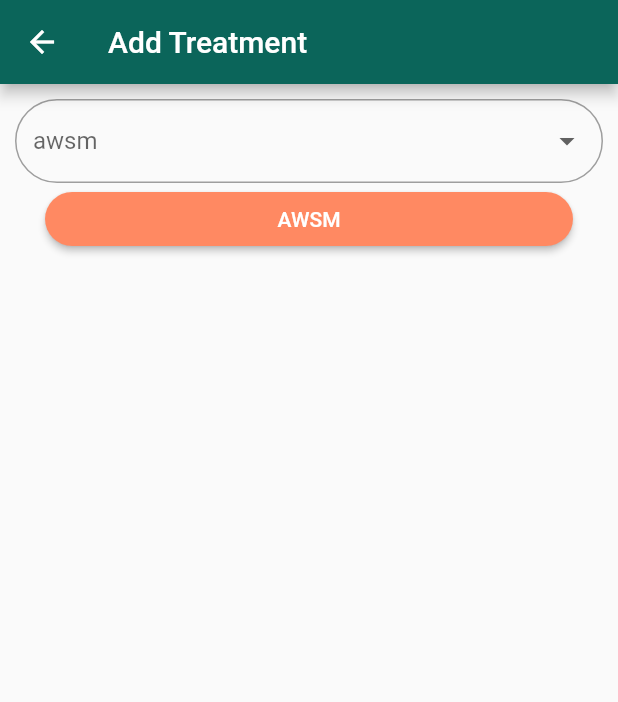
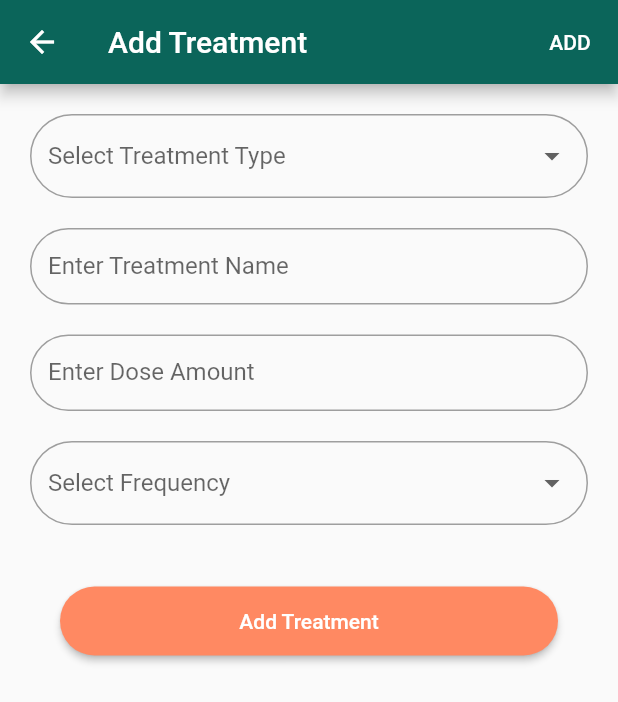
Before and after one commit to gibsonjackson/adherence_doc, a Flutter app: the AddTreatmentPage screen opened directly, on a phone screen of 412 x 824 dp. Shown: the top 702 px of the screen. Run offline on Flutter 3.47's test engine with Material 2 defaults, Android fonts, the phone set to English and light mode, and no system bars; our stand-ins replace cloud_firestore, weekday_selector; accounts and stored records are empty.

Commit message:
get treatments

```diff
--- a/lib/src/common/ui/my_button.dart
+++ b/lib/src/common/ui/my_button.dart
@@ -13,7 +13,7 @@ class MyButton extends StatelessWidget {
   @override
   Widget build(BuildContext context) {
     return Padding(
-      padding: const EdgeInsets.symmetric(horizontal: 20),
+      padding: const EdgeInsets.symmetric(horizontal: 20, vertical: 20),
       child: Column(
         children: [
           SizedBox(
@@ -28,7 +28,10 @@ class MyButton extends StatelessWidget {
                 ),
               ),
               onPressed: foo,
-              child: Text(title),
+              child: Padding(
+                padding: const EdgeInsets.symmetric(vertical: 15),
+                child: Text(title),
+              ),
             ),
           ),
           SizedBox(height: 20),
--- a/lib/src/common/ui/my_drodown_field.dart
+++ b/lib/src/common/ui/my_drodown_field.dart
@@ -1,69 +1,69 @@
-import 'package:adherence_doc/src/utils/res/res.dart';
-import 'package:flutter/material.dart';
+// import 'package:adherence_doc/src/utils/res/res.dart';
+// import 'package:flutter/material.dart';
 
-class MyDropdownField extends StatefulWidget {
-  const MyDropdownField({Key key}) : super(key: key);
+// class MyDropdownField extends StatefulWidget {
+//   const MyDropdownField({Key key}) : super(key: key);
 
-  @override
-  _MyDropdownFieldState createState() => _MyDropdownFieldState();
-}
+//   @override
+//   _MyDropdownFieldState createState() => _MyDropdownFieldState();
+// }
 
-class _MyDropdownFieldState extends State<MyDropdownField> {
-  String _currentSelectedValue;
+// class _MyDropdownFieldState extends State<MyDropdownField> {
+//   String _currentSelectedValue;
 
-  var _currencies = [
-    "Food",
-    "Transport",
-    "Personal",
-    "Shopping",
-    "Medical",
-    "Rent",
-    "Movie",
-    "Salary"
-  ];
+//   var _currencies = [
+//     "Food",
+//     "Transport",
+//     "Personal",
+//     "Shopping",
+//     "Medical",
+//     "Rent",
+//     "Movie",
+//     "Salary"
+//   ];
 
-  @override
-  Widget build(BuildContext context) {
-    return FormField<String>(
-      builder: (FormFieldState<String> state) {
-        return InputDecorator(
-          decoration: InputDecoration(
-            border: OutlineInputBorder(
-              borderRadius: BorderRadius.circular(100.0),
-              borderSide: BorderSide(
-                color: accentColor,
-              ),
-            ),
-            enabledBorder: OutlineInputBorder(
-              borderRadius: BorderRadius.circular(100.0),
-              borderSide: BorderSide(
-                color: grey,
-              ),
-            ),
-            isDense: true,
-          ),
-          child: DropdownButtonHideUnderline(
-            child: DropdownButton<String>(
-              hint: Text("awsm"),
-              value: _currentSelectedValue,
-              focusColor: accentColor,
-              isDense: true,
-              onChanged: (String newValue) {
-                setState(() {
-                  _currentSelectedValue = newValue;
-                  state.didChange(newValue);
-                });
-              },
-              items: _currencies.map((String value) {
-                return DropdownMenuItem<String>(
-                  value: value,
-                  child: Text(value),
-                );
-              }).toList(),
-            ),
-          ),
-        );
-      },
-    );
-  }
-}
+//   @override
+//   Widget build(BuildContext context) {
+//     return FormField<String>(
+//       builder: (FormFieldState<String> state) {
+//         return InputDecorator(
+//           decoration: InputDecoration(
+//             border: OutlineInputBorder(
+//               borderRadius: BorderRadius.circular(100.0),
+//               borderSide: BorderSide(
+//                 color: accentColor,
+//               ),
+//             ),
+//             enabledBorder: OutlineInputBorder(
+//               borderRadius: BorderRadius.circular(100.0),
+//               borderSide: BorderSide(
+//                 color: grey,
+//               ),
+//             ),
+//             isDense: true,
+//           ),
+//           child: DropdownButtonHideUnderline(
+//             child: DropdownButton<String>(
+//               hint: Text("awsm"),
+//               value: _currentSelectedValue,
+//               focusColor: accentColor,
+//               isDense: true,
+//               onChanged: (String newValue) {
+//                 setState(() {
+//                   _currentSelectedValue = newValue;
+//                   state.didChange(newValue);
+//                 });
+//               },
+//               items: _currencies.map((String value) {
+//                 return DropdownMenuItem<String>(
+//                   value: value,
+//                   child: Text(value),
+//                 );
+//               }).toList(),
+//             ),
+//           ),
+//         );
+//       },
+//     );
+//   }
+// }
--- a/lib/src/common/ui/my_form_field.dart
+++ b/lib/src/common/ui/my_form_field.dart
@@ -10,8 +10,8 @@ class MyFormField extends StatelessWidget {
 
   const MyFormField(
       {Key key,
-      this.title,
-      this.controller,
+      @required this.title,
+      @required this.controller,
       this.isNullable = false,
       this.isEmail = false,
       this.isPhone = false})
@@ -48,7 +48,7 @@ class MyFormField extends StatelessWidget {
         validator: (value) {
           if (!isNullable) {
             if (value == null || value.isEmpty) {
-              return 'This field cannot be left empty';
+              return Strings.FIELD_REQUIRED;
             }
           }
 
--- a/lib/src/features/home/presentation/pages/indi_pages.dart/add_treatment.dart
+++ b/lib/src/features/home/presentation/pages/indi_pages.dart/add_treatment.dart
@@ -1,5 +1,6 @@
 import 'package:adherence_doc/src/common/ui/my_button.dart';
 import 'package:adherence_doc/src/common/ui/my_drodown_field.dart';
+import 'package:adherence_doc/src/common/ui/my_form_field.dart';
 import 'package:adherence_doc/src/utils/res/res.dart';
 import 'package:flutter/material.dart';
 
@@ -10,50 +11,180 @@ class AddTreatmentPage extends StatefulWidget {
 
 class _AddTreatmentPageState extends State<AddTreatmentPage> {
   final _addTreatmentFormKey = GlobalKey<FormState>();
-  var _currencies = [
-    "Food",
-    "Transport",
-    "Personal",
-    "Shopping",
-    "Medical",
-    "Rent",
-    "Movie",
-    "Salary"
+  String _frequencySeletced, _treatmentTypeSelected;
+
+  var _frequencyList = [
+    "Daily",
+    "Twice a Day",
+    "Three times a day",
+    "Four times a day",
+    "Weekly",
+    "Twice Weekly",
+    "Three times a week",
   ];
 
-  TextEditingController _ = TextEditingController(),
-      _nameController = TextEditingController(),
-      _desController = TextEditingController(),
+  var _treatmentTypeList = [
+    "Diet",
+    "Fluid",
+    "Medication",
+    "Procedure",
+  ];
+
+  TextEditingController _nameController = TextEditingController(),
+      _doseController = TextEditingController(),
       _phoneController = TextEditingController(),
       _clinicController = TextEditingController(),
       _awsmCont5roller = TextEditingController(text: "awsm");
 
-  String _currentSelectedValue;
-
   @override
   Widget build(BuildContext context) {
+    addTreatment() {
+      if (_addTreatmentFormKey.currentState.validate()) {}
+    }
+
     return Scaffold(
       appBar: AppBar(
         title: Text("Add Treatment"),
+        actions: [
+          TextButton(
+            child: Text(
+              "ADD",
+              style: TextStyle(color: white),
             ),
-      body: Padding(
+            onPressed: addTreatment,
+          ),
+        ],
+      ),
+      body: SingleChildScrollView(
+        child: Padding(
           padding: const EdgeInsets.symmetric(
-          horizontal: 10,
-          vertical: 10,
+            horizontal: 20,
+            vertical: 20,
           ),
           child: Form(
             key: _addTreatmentFormKey,
             child: Column(
               children: [
-              MyDropdownField(),
+                _dropdownSelector("TreatmentType", _treatmentTypeList),
+                MyFormField(
+                  title: "Enter Treatment Name",
+                  controller: _nameController,
+                ),
+                MyFormField(
+                  title: "Enter Dose Amount",
+                  controller: _doseController,
+                ),
+                _dropdownSelector("Frequency", _frequencyList),
                 MyButton(
-                foo: () => print(_awsmCont5roller.text),
-                title: "AWSM",
+                  foo: addTreatment,
+                  title: "Add Treatment",
                 ),
               ],
             ),
           ),
         ),
+      ),
     );
   }
+
+  Widget _dropdownSelector(String setValue, List<String> dropdownList) {
+    return Padding(
+      padding: const EdgeInsets.only(bottom: 20),
+      child: DropdownButtonFormField<String>(
+        value: setValue == "Frequency"
+            ? _frequencySeletced
+            : _treatmentTypeSelected,
+        hint: Text(setValue == "Frequency"
+            ? "Select Frequency"
+            : "Select Treatment Type"),
+        focusColor: accentColor,
+        isDense: true,
+        onChanged: (String newValue) {
+          setState(() {
+            if (setValue == "Frequency")
+              setState(() {
+                _frequencySeletced = newValue;
+              });
+            else
+              setState(() {
+                _treatmentTypeSelected = newValue;
+              });
+          });
+        },
+        validator: (value) => value == null ? Strings.FIELD_REQUIRED : null,
+        items: dropdownList.map<DropdownMenuItem<String>>((String value) {
+          return DropdownMenuItem<String>(
+            value: value,
+            child: Text(value),
+          );
+        }).toList(),
+        decoration: InputDecoration(
+          border: OutlineInputBorder(
+            borderRadius: BorderRadius.circular(100.0),
+            borderSide: BorderSide(
+              color: accentColor,
+            ),
+          ),
+          enabledBorder: OutlineInputBorder(
+            borderRadius: BorderRadius.circular(100.0),
+            borderSide: BorderSide(
+              color: grey,
+            ),
+          ),
+          isDense: true,
+        ),
+      ),
+    );
+    // return Padding(
+    //   padding: const EdgeInsets.only(bottom: 20),
+    //   child: FormField<String>(
+    //     builder: (FormFieldState<String> state) {
+    // return InputDecorator(
+    //   decoration: InputDecoration(
+    //     border: OutlineInputBorder(
+    //       borderRadius: BorderRadius.circular(100.0),
+    //       borderSide: BorderSide(
+    //         color: accentColor,
+    //       ),
+    //     ),
+    //     enabledBorder: OutlineInputBorder(
+    //       borderRadius: BorderRadius.circular(100.0),
+    //       borderSide: BorderSide(
+    //         color: grey,
+    //       ),
+    //     ),
+    //     isDense: true,
+    //   ),
+    // child: DropdownButtonHideUnderline(
+    //   child: DropdownButton<String>(
+    //     hint: Text(setValue == "Frequency"
+    //         ? "Select Frequency"
+    //         : "Select Treatment Type"),
+    //     value: setValue == "Frequency"
+    //         ? _frequencySeletced
+    //         : _treatmentTypeSelected,
+    //     focusColor: accentColor,
+    //     isDense: true,
+    //     onChanged: (String newValue) {
+    //       setState(() {
+    //         if (setValue == "Frequency")
+    //           _frequencySeletced = newValue;
+    //         else
+    //           _treatmentTypeSelected = newValue;
+    //         state.didChange(newValue);
+    //       });
+    //     },
+    //     items: dropdownList.map((String value) {
+    //               return DropdownMenuItem<String>(
+    //                 value: value,
+    //                 child: Text(value),
+    //               );
+    //             }).toList(),
+    //           ),
+    //         ),
+    //       );
+    //     },
+    //   ),
+    // );
   }
+}
--- a/lib/src/utils/res/strings.dart
+++ b/lib/src/utils/res/strings.dart
@@ -50,4 +50,6 @@ class Strings {
   //     "Hi Aayush, what would you like to call me";
   static const USERNAME_HINT = "Enter your nickname...";
   static const ASSITANTNAME_HINT = "Enter medical assitant's name...";
+
+  static const FIELD_REQUIRED = 'This field cannot be left empty';
 }
```
Lines whose indentation alone changed are shown as unchanged.
